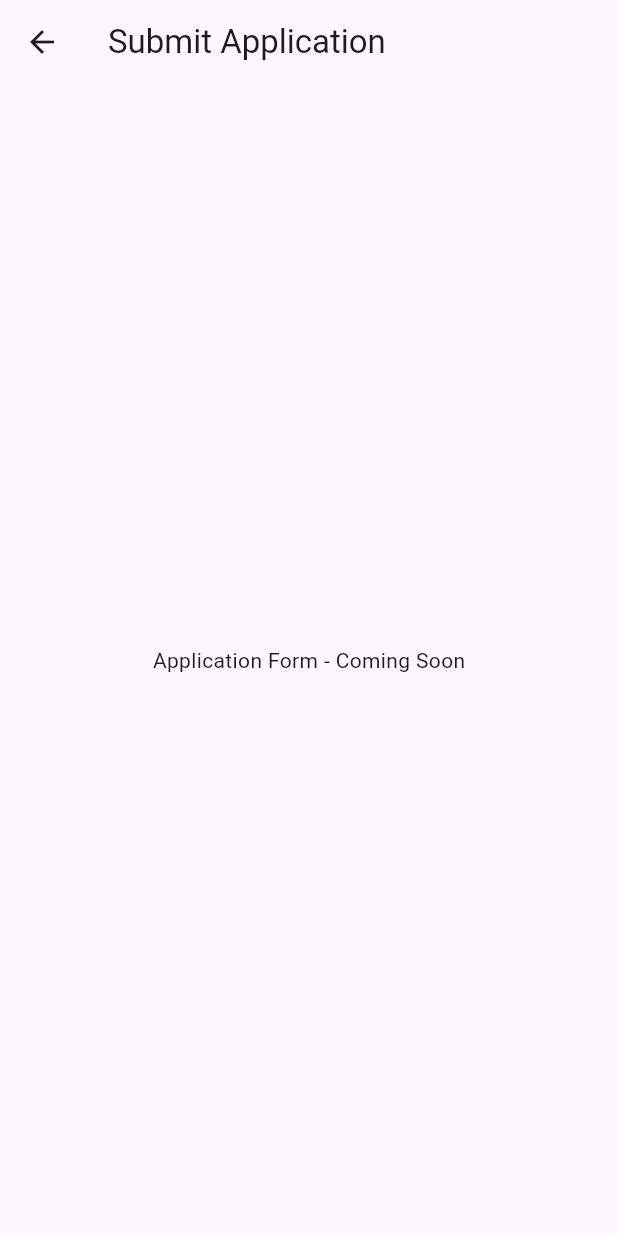
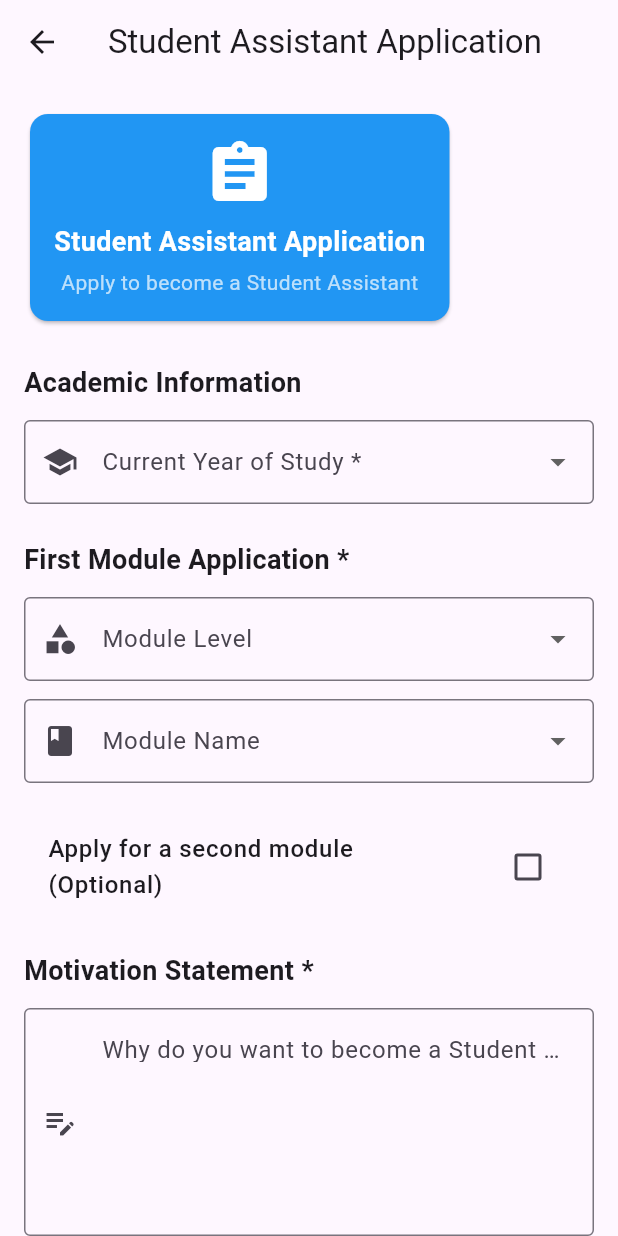
Before and after one commit to relebohilemolelekwa20-debug/Group_C, a Flutter app: the ApplicationFormView screen opened directly, on a phone screen of 412 x 824 dp. Run offline on Flutter 3.47's test engine with Material 3 defaults, Android fonts, the phone set to English and light mode, and no system bars; our stand-ins replace image_picker, supabase_flutter; accounts and stored records are empty.

Commit message:
Added application form view and updated home view

```diff
--- /dev/null
+++ b/lib/views/application_form_view.dart
@@ -0,0 +1,476 @@
+/*
+  GROUP_C - Student Assistant Application
+  Members:
+  - S.Rululu (222057369)
+  - k.Malikoe (224004891)
+  - T.Maqala (219004340)
+  - R.Molelekwa (222015201)
+  - Name Surname (Student Number)
+  Date: May 2026
+  Module: TPG316C
+*/
+
+import 'dart:io';
+import 'package:flutter/material.dart';
+import 'package:provider/provider.dart';
+import 'package:image_picker/image_picker.dart';
+import '../viewmodels/auth_viewmodel.dart';
+import '../viewmodels/application_viewmodel.dart';
+
+class ApplicationFormView extends StatefulWidget {
+  const ApplicationFormView({super.key});
+
+  @override
+  State<ApplicationFormView> createState() => _ApplicationFormViewState();
+}
+
+class _ApplicationFormViewState extends State<ApplicationFormView> {
+  final _formKey = GlobalKey<FormState>();
+
+  // Form controllers
+  final _yearOfStudyController = TextEditingController();
+  final _module1LevelController = TextEditingController();
+  final _module1NameController = TextEditingController();
+  final _module2LevelController = TextEditingController();
+  final _module2NameController = TextEditingController();
+  final _motivationController = TextEditingController();
+
+  // Module 2 toggle
+  bool _includeModule2 = false;
+
+  // File upload
+  File? _selectedDocument;
+  bool _isUploading = false;
+  String? _uploadedDocumentUrl;
+
+  // Year of study options
+  final List<String> _yearOptions = ['1', '2', '3'];
+
+  // Module level options
+  final List<String> _levelOptions = ['First Year', 'Second Year', 'Third Year'];
+
+  // Module name options
+  final List<String> _moduleOptions = [
+    'TPG316C - Mobile App Development',
+    'TPG311C - Web Development',
+    'TPG312C - Databases',
+    'TPG313C - Networking',
+    'TPG314C - Software Engineering',
+    'TPG315C - Operating Systems',
+  ];
+
+  @override
+  void dispose() {
+    _yearOfStudyController.dispose();
+    _module1LevelController.dispose();
+    _module1NameController.dispose();
+    _module2LevelController.dispose();
+    _module2NameController.dispose();
+    _motivationController.dispose();
+    super.dispose();
+  }
+
+  Future<void> _pickDocument() async {
+    final picker = ImagePicker();
+    final result = await picker.pickImage(
+      source: ImageSource.gallery,
+      maxWidth: 1024,
+      maxHeight: 1024,
+      imageQuality: 85,
+    );
+
+    if (result != null) {
+      setState(() {
+        _selectedDocument = File(result.path);
+        _isUploading = true;
+      });
+
+      // Simulate upload (will connect to Supabase later)
+      await Future.delayed(const Duration(seconds: 1));
+
+      setState(() {
+        _uploadedDocumentUrl = 'uploaded_document_url_placeholder';
+        _isUploading = false;
+      });
+
+      ScaffoldMessenger.of(context).showSnackBar(
+        const SnackBar(content: Text('Document uploaded successfully!')),
+      );
+    }
+  }
+
+  Future<void> _submitForm() async {
+    if (!_formKey.currentState!.validate()) return;
+
+    final authVM = context.read<AuthViewModel>();
+    final appVM = context.read<ApplicationViewModel>();
+
+    // Check if student already has an application
+    final hasExisting = await appVM.hasExistingApplication(authVM.currentUserId!);
+    if (hasExisting) {
+      ScaffoldMessenger.of(context).showSnackBar(
+        const SnackBar(
+          content: Text('You already have an application. Only one application allowed.'),
+          backgroundColor: Colors.red,
+        ),
+      );
+      return;
+    }
+
+    final success = await appVM.submitApplication(
+      userId: authVM.currentUserId!,
+      yearOfStudy: _yearOfStudyController.text,
+      module1Level: _module1LevelController.text,
+      module1Name: _module1NameController.text,
+      module2Level: _includeModule2 ? _module2LevelController.text : null,
+      module2Name: _includeModule2 ? _module2NameController.text : null,
+      motivation: _motivationController.text,
+      documentUrl: _uploadedDocumentUrl,
+    );
+
+    if (success) {
+      ScaffoldMessenger.of(context).showSnackBar(
+        const SnackBar(
+          content: Text('Application submitted successfully!'),
+          backgroundColor: Colors.green,
+        ),
+      );
+      Navigator.pop(context, true); // Return to home to refresh
+    } else {
+      ScaffoldMessenger.of(context).showSnackBar(
+        SnackBar(
+          content: Text('Error: ${appVM.errorMessage}'),
+          backgroundColor: Colors.red,
+        ),
+      );
+    }
+  }
+
+  @override
+  Widget build(BuildContext context) {
+    final appVM = context.watch<ApplicationViewModel>();
+
+    return Scaffold(
+      appBar: AppBar(
+        title: const Text('Student Assistant Application'),
+        centerTitle: true,
+        elevation: 0,
+      ),
+      body: Stack(
+        children: [
+          SingleChildScrollView(
+            padding: const EdgeInsets.all(16),
+            child: Form(
+              key: _formKey,
+              child: Column(
+                crossAxisAlignment: CrossAxisAlignment.start,
+                children: [
+                  // Header
+                  const Card(
+                    color: Colors.blue,
+                    child: Padding(
+                      padding: EdgeInsets.all(16),
+                      child: Column(
+                        children: [
+                          Icon(Icons.assignment, size: 48, color: Colors.white),
+                          SizedBox(height: 8),
+                          Text(
+                            'Student Assistant Application',
+                            style: TextStyle(
+                              fontSize: 18,
+                              fontWeight: FontWeight.bold,
+                              color: Colors.white,
+                            ),
+                          ),
+                          SizedBox(height: 4),
+                          Text(
+                            'Apply to become a Student Assistant',
+                            style: TextStyle(color: Colors.white70),
+                          ),
+                        ],
+                      ),
+                    ),
+                  ),
+
+                  const SizedBox(height: 24),
+
+                  // 1. Year of Study
+                  const Text(
+                    'Academic Information',
+                    style: TextStyle(fontSize: 18, fontWeight: FontWeight.bold),
+                  ),
+                  const SizedBox(height: 12),
+                  DropdownButtonFormField<String>(
+                    decoration: const InputDecoration(
+                      labelText: 'Current Year of Study *',
+                      border: OutlineInputBorder(),
+                      prefixIcon: Icon(Icons.school),
+                    ),
+                    value: _yearOfStudyController.text.isEmpty
+                        ? null
+                        : _yearOfStudyController.text,
+                    items: _yearOptions.map((String year) {
+                      return DropdownMenuItem<String>(
+                        value: year,
+                        child: Text('Year $year'),
+                      );
+                    }).toList(),
+                    onChanged: (value) {
+                      setState(() {
+                        _yearOfStudyController.text = value ?? '';
+                      });
+                    },
+                    validator: (value) =>
+                        value == null || value.isEmpty ? 'Please select your year of study' : null,
+                  ),
+
+                  const SizedBox(height: 24),
+
+                  // 2. First Module (Required)
+                  const Text(
+                    'First Module Application *',
+                    style: TextStyle(fontSize: 18, fontWeight: FontWeight.bold),
+                  ),
+                  const SizedBox(height: 12),
+                  DropdownButtonFormField<String>(
+                    decoration: const InputDecoration(
+                      labelText: 'Module Level',
+                      border: OutlineInputBorder(),
+                      prefixIcon: Icon(Icons.category),
+                    ),
+                    value: _module1LevelController.text.isEmpty
+                        ? null
+                        : _module1LevelController.text,
+                    items: _levelOptions.map((String level) {
+                      return DropdownMenuItem<String>(
+                        value: level,
+                        child: Text(level),
+                      );
+                    }).toList(),
+                    onChanged: (value) {
+                      setState(() {
+                        _module1LevelController.text = value ?? '';
+                      });
+                    },
+                    validator: (value) =>
+                        value == null || value.isEmpty ? 'Please select module level' : null,
+                  ),
+                  const SizedBox(height: 12),
+                  DropdownButtonFormField<String>(
+                    decoration: const InputDecoration(
+                      labelText: 'Module Name',
+                      border: OutlineInputBorder(),
+                      prefixIcon: Icon(Icons.book),
+                    ),
+                    value: _module1NameController.text.isEmpty
+                        ? null
+                        : _module1NameController.text,
+                    items: _moduleOptions.map((String module) {
+                      return DropdownMenuItem<String>(
+                        value: module,
+                        child: Text(module, overflow: TextOverflow.ellipsis),
+                      );
+                    }).toList(),
+                    onChanged: (value) {
+                      setState(() {
+                        _module1NameController.text = value ?? '';
+                      });
+                    },
+                    validator: (value) =>
+                        value == null || value.isEmpty ? 'Please select module name' : null,
+                  ),
+
+                  const SizedBox(height: 24),
+
+                  // 3. Second Module (Optional)
+                  CheckboxListTile(
+                    title: const Text(
+                      'Apply for a second module (Optional)',
+                      style: TextStyle(fontSize: 16, fontWeight: FontWeight.w500),
+                    ),
+                    value: _includeModule2,
+                    onChanged: (value) {
+                      setState(() {
+                        _includeModule2 = value ?? false;
+                        if (!_includeModule2) {
+                          _module2LevelController.clear();
+                          _module2NameController.clear();
+                        }
+                      });
+                    },
+                    activeColor: Colors.blue,
+                  ),
+
+                  if (_includeModule2) ...[
+                    const SizedBox(height: 12),
+                    const Text(
+                      'Second Module Details',
+                      style: TextStyle(fontSize: 16, fontWeight: FontWeight.w500),
+                    ),
+                    const SizedBox(height: 12),
+                    DropdownButtonFormField<String>(
+                      decoration: const InputDecoration(
+                        labelText: 'Module Level',
+                        border: OutlineInputBorder(),
+                        prefixIcon: Icon(Icons.category),
+                      ),
+                      value: _module2LevelController.text.isEmpty
+                          ? null
+                          : _module2LevelController.text,
+                      items: _levelOptions.map((String level) {
+                        return DropdownMenuItem<String>(
+                          value: level,
+                          child: Text(level),
+                        );
+                      }).toList(),
+                      onChanged: (value) {
+                        setState(() {
+                          _module2LevelController.text = value ?? '';
+                        });
+                      },
+                    ),
+                    const SizedBox(height: 12),
+                    DropdownButtonFormField<String>(
+                      decoration: const InputDecoration(
+                        labelText: 'Module Name',
+                        border: OutlineInputBorder(),
+                        prefixIcon: Icon(Icons.book),
+                      ),
+                      value: _module2NameController.text.isEmpty
+                          ? null
+                          : _module2NameController.text,
+                      items: _moduleOptions.map((String module) {
+                        return DropdownMenuItem<String>(
+                          value: module,
+                          child: Text(module, overflow: TextOverflow.ellipsis),
+                        );
+                      }).toList(),
+                      onChanged: (value) {
+                        setState(() {
+                          _module2NameController.text = value ?? '';
+                        });
+                      },
+                    ),
+                  ],
+
+                  const SizedBox(height: 24),
+
+                  // 4. Motivation
+                  const Text(
+                    'Motivation Statement *',
+                    style: TextStyle(fontSize: 18, fontWeight: FontWeight.bold),
+                  ),
+                  const SizedBox(height: 12),
+                  TextFormField(
+                    controller: _motivationController,
+                    maxLines: 5,
+                    decoration: const InputDecoration(
+                      labelText: 'Why do you want to become a Student Assistant?',
+                      hintText: 'Describe your qualifications, experience, and motivation...',
+                      border: OutlineInputBorder(),
+                      prefixIcon: Icon(Icons.edit_note),
+                      alignLabelWithHint: true,
+                    ),
+                    validator: (value) {
+                      if (value == null || value.trim().isEmpty) {
+                        return 'Please provide a motivation statement';
+                      }
+                      if (value.trim().length < 50) {
+                        return 'Motivation must be at least 50 characters';
+                      }
+                      return null;
+                    },
+                  ),
+
+                  const SizedBox(height: 24),
+
+                  // 5. Supporting Document
+                  const Text(
+                    'Supporting Documents',
+                    style: TextStyle(fontSize: 18, fontWeight: FontWeight.bold),
+                  ),
+                  const SizedBox(height: 12),
+                  Card(
+                    child: Padding(
+                      padding: const EdgeInsets.all(16),
+                      child: Column(
+                        children: [
+                          if (_selectedDocument != null) ...[
+                            Row(
+                              children: [
+                                const Icon(Icons.insert_drive_file, color: Colors.green),
+                                const SizedBox(width: 8),
+                                Expanded(
+                                  child: Text(
+                                    _selectedDocument!.path.split('/').last,
+                                    overflow: TextOverflow.ellipsis,
+                                  ),
+                                ),
+                                IconButton(
+                                  icon: const Icon(Icons.close, color: Colors.red),
+                                  onPressed: () {
+                                    setState(() {
+                                      _selectedDocument = null;
+                                      _uploadedDocumentUrl = null;
+                                    });
+                                  },
+                                ),
+                              ],
+                            ),
+                            const SizedBox(height: 8),
+                            if (_isUploading)
+                              const LinearProgressIndicator(),
+                          ],
+                          if (_selectedDocument == null)
+                            ElevatedButton.icon(
+                              onPressed: _pickDocument,
+                              icon: const Icon(Icons.upload_file),
+                              label: const Text('Upload Document (CV/Transcript)'),
+                              style: ElevatedButton.styleFrom(
+                                minimumSize: const Size(double.infinity, 45),
+                              ),
+                            ),
+                          const SizedBox(height: 8),
+                          const Text(
+                            'Accepted formats: PDF, DOC, JPG, PNG. Max size: 5MB',
+                            style: TextStyle(fontSize: 12, color: Colors.grey),
+                          ),
+                        ],
+                      ),
+                    ),
+                  ),
+
+                  const SizedBox(height: 32),
+
+                  // Submit Button
+                  SizedBox(
+                    width: double.infinity,
+                    height: 50,
+                    child: ElevatedButton(
+                      onPressed: appVM.isLoading ? null : _submitForm,
+                      style: ElevatedButton.styleFrom(
+                        backgroundColor: Colors.blue,
+                        foregroundColor: Colors.white,
+                        shape: RoundedRectangleBorder(
+                          borderRadius: BorderRadius.circular(10),
+                        ),
+                      ),
+                      child: appVM.isLoading
+                          ? const CircularProgressIndicator(color: Colors.white)
+                          : const Text(
+                              'SUBMIT APPLICATION',
+                              style: TextStyle(fontSize: 16, fontWeight: FontWeight.bold),
+                            ),
+                    ),
+                  ),
+
+                  const SizedBox(height: 20),
+                ],
+              ),
+            ),
+          ),
+        ],
+      ),
+    );
+  }
+}
--- a/lib/views/home_view.dart
+++ b/lib/views/home_view.dart
@@ -1,11 +1,11 @@
 /*
   GROUP_C - Student Assistant Application
   Members:
-  - Relebohile Molelekwa (Student Number)
-  - [Your Name] (Your Student Number)
-  - [Other Member Name] (Student Number)
-  - [Other Member Name] (Student Number)
-  - [Other Member Name] (Student Number)
+  - S.Rululu (222057369)
+  - k.Malikoe (224004891)
+  - T.Maqala (219004340)
+  - R.Molelekwa (222015201)
+  - Name Surname (Student Number)
   Date: May 2026
   Module: TPG316C
 */
@@ -14,6 +14,7 @@ import 'package:flutter/material.dart';
 import 'package:provider/provider.dart';
 import '../viewmodels/auth_viewmodel.dart';
 import '../viewmodels/application_viewmodel.dart';
+import 'application_form_view.dart';
 
 class HomeView extends StatefulWidget {
   const HomeView({super.key});
@@ -295,30 +296,3 @@ class _HomeViewState extends State<HomeView> {
     }
   }
 }
-
-// Placeholder for ApplicationFormView (to be created next)
-class ApplicationFormView extends StatelessWidget {
-  const ApplicationFormView({super.key});
-
-  @override
-  Widget build(BuildContext context) {
-    return Scaffold(
-      appBar: AppBar(title: const Text('Submit Application')),
-      body: const Center(child: Text('Application Form - Coming Soon')),
-    );
-  }
-}
-
-// Placeholder for ApplicationDetailView (to be created next)
-class ApplicationDetailView extends StatelessWidget {
-  final Map<String, dynamic> application;
-  const ApplicationDetailView({super.key, required this.application});
-
-  @override
-  Widget build(BuildContext context) {
-    return Scaffold(
-      appBar: AppBar(title: const Text('Application Details')),
-      body: const Center(child: Text('Details View - Coming Soon')),
-    );
-  }
-}
```
